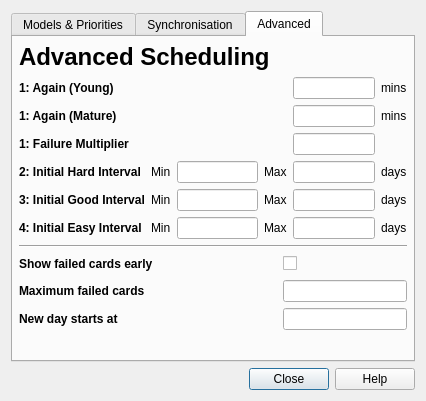
The window that designer/deckproperties.ui (ankitects/anki) describes before a commit, drawn with Qt 5.
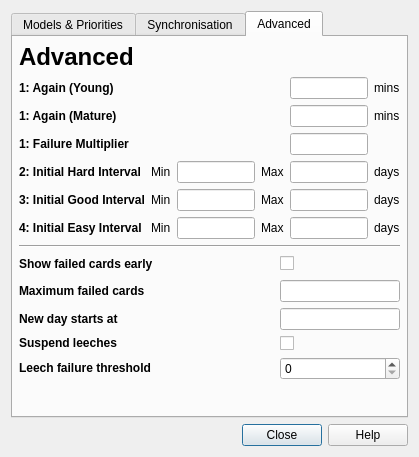
The same window after the commit. The open tabs and pages were chosen to show the change.

Commit message: add ability to customize leech & suspending per deck

```diff
--- a/designer/deckproperties.ui
+++ b/designer/deckproperties.ui
@@ -9,8 +9,8 @@
    <rect>
     <x>0</x>
     <y>0</y>
-    <width>426</width>
-    <height>401</height>
+    <width>419</width>
+    <height>457</height>
    </rect>
   </property>
   <property name="windowTitle">
@@ -294,7 +294,7 @@
        <item>
         <widget class="QLabel" name="label_27">
          <property name="text">
-          <string>&lt;h1&gt;Advanced Scheduling&lt;/h1&gt;</string>
+          <string>&lt;h1&gt;Advanced&lt;/h1&gt;</string>
          </property>
         </widget>
        </item>
@@ -569,6 +569,30 @@
            </property>
           </widget>
          </item>
+         <item row="4" column="0">
+          <widget class="QLabel" name="label_11">
+           <property name="text">
+            <string>&lt;b&gt;Suspend leeches&lt;/b&gt;</string>
+           </property>
+          </widget>
+         </item>
+         <item row="4" column="2">
+          <widget class="QCheckBox" name="suspendLeeches">
+           <property name="text">
+            <string/>
+           </property>
+          </widget>
+         </item>
+         <item row="5" column="0">
+          <widget class="QLabel" name="label_15">
+           <property name="text">
+            <string>&lt;b&gt;Leech failure threshold&lt;/b&gt;</string>
+           </property>
+          </widget>
+         </item>
+         <item row="5" column="2">
+          <widget class="QSpinBox" name="leechFails"/>
+         </item>
         </layout>
        </item>
        <item>
```
Left out of the diff: 2 changed lines with no effect on the pictures. The commit also changes 3 other files.
